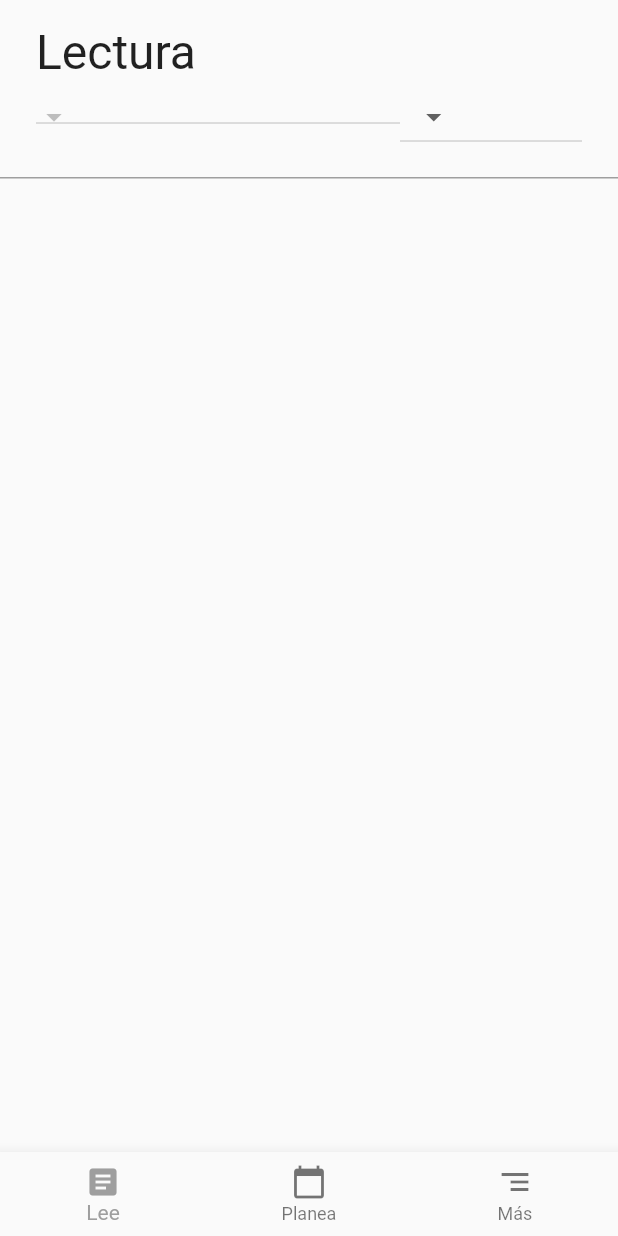
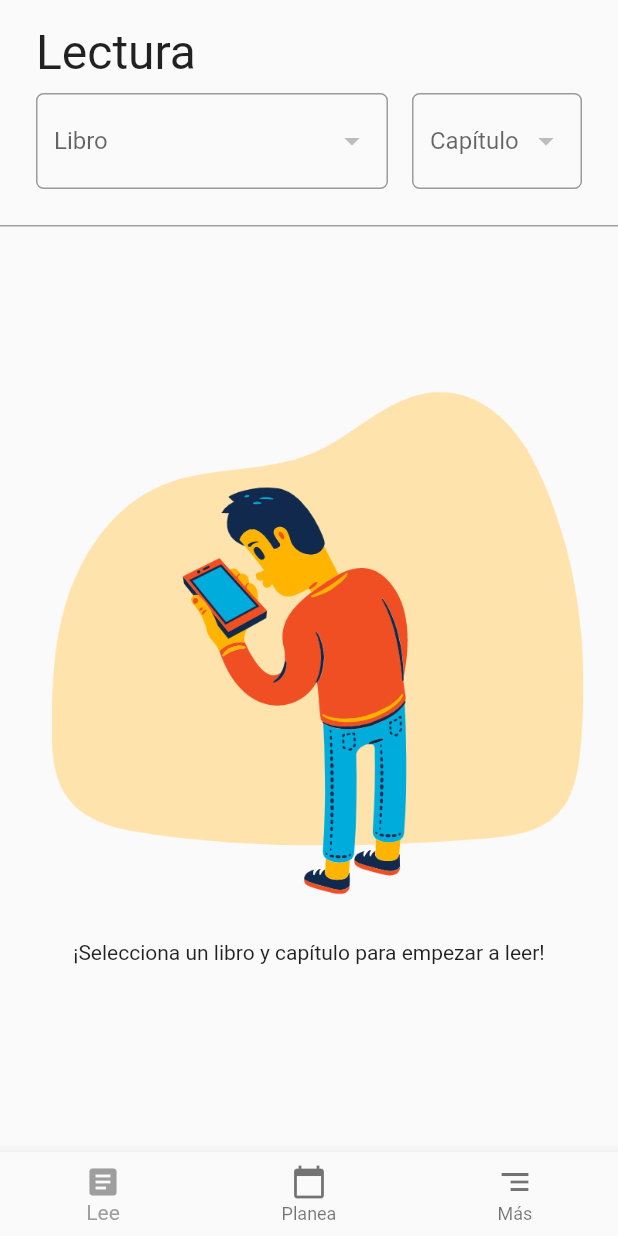
Before and after one commit to Avrgebro/dailybib, a Flutter app: the screen it shows after launch, on a phone screen of 412 x 824 dp. Run offline on Flutter 3.47's test engine with Material 2 defaults, Android fonts, the phone set to English and light mode, and no system bars; our stand-ins replace cloud_firestore, firebase_core, google_fonts, shared_preferences; accounts and stored records are empty; Roboto replaces fonts that are missing (Ubuntu).

Commit message:
[firestore] Added chapter support

```diff
--- a/lib/dao/books_dao.dart
+++ b/lib/dao/books_dao.dart
@@ -9,7 +9,7 @@ class BooksDao{
     final firestoreInstance = FirebaseFirestore.instance;
     List<Book> books = [];
     try {
-      QuerySnapshot querySnapshot = await firestoreInstance.collection("books").get();
+      QuerySnapshot querySnapshot = await firestoreInstance.collection("books").orderBy('id').get();
       querySnapshot.docs.forEach((result) {
         books.add(new Book(id: result['id'], name: result['name'], modern_name: result['modern_name'], new_testament: result['new_testament']));
       });
@@ -21,4 +21,16 @@ class BooksDao{
     }
 
   }
+
+  // static Future<List<int>> getBookChapters(book_id) async {
+  //   final firestoreInstance = FirebaseFirestore.instance;
+  //   try {
+  //     QuerySnapshot querySnapshot = await firestoreInstance.collection("books").where('id', isEqualTo: book_id).collection('verses').get();
+  //     querySnapshot.
+
+  //   } catch(e){
+  //     //return 0
+  //   }
+
+  // }
 }
--- a/lib/view/read/index.dart
+++ b/lib/view/read/index.dart
@@ -1,3 +1,4 @@
+import 'package:cloud_firestore/cloud_firestore.dart';
 import 'package:dailybib/dao/books_dao.dart';
 import 'package:dailybib/model/book.dart';
 import 'package:flutter/material.dart';
@@ -11,6 +12,8 @@ class ReadPage extends StatefulWidget {
 
 class _ReadPageState extends State<ReadPage> {
   List<Book> _books = [];
+  var _selected_book = null;
+  var _selected_chapter = null;
 
   void getBooks() async {
     var response = await BooksDao.getBooks();
@@ -20,14 +23,16 @@ class _ReadPageState extends State<ReadPage> {
     });
   }
 
-  @override
-  void initState() {
-    this.getBooks();
-    super.initState();
-  }
+  // @override
+  // void initState() {
+  //   this.getBooks();
+  //   super.initState();
+  // }
 
   @override
   Widget build(BuildContext context) {
+    final firestoreInstance = FirebaseFirestore.instance;
+
     return Container(
 
       child: Column(
@@ -47,29 +52,95 @@ class _ReadPageState extends State<ReadPage> {
                   ),
                 ),
                 Row(
+                  mainAxisAlignment: MainAxisAlignment.spaceAround,
                   children: [
                     Expanded(
                       flex: 4,
-                      child: DropdownButton<Book>(
-                        items: _books?.map((Book book) {
-                          return new DropdownMenuItem<Book>(
-                            value: book,
-                            child: new Text(book.modern_name),
-                          );
-                        })?.toList() ?? [],
-                        onChanged: (_) {},
+                      child: Padding(
+                        padding: const EdgeInsets.only(top: 8.0, bottom: 8.0, right: 8.0),
+                        child: StreamBuilder<QuerySnapshot>(
+                          stream: firestoreInstance.collection('books').orderBy('id').snapshots(),
+                          builder: (context, snapshot) {
+                            return snapshot.hasData ? DropdownButtonFormField(
+                              value: this._selected_book,
+                              isExpanded: true,
+                              decoration: InputDecoration(
+                                border: OutlineInputBorder(
+                                  borderRadius: const BorderRadius.all(
+                                    const Radius.circular(5.0),
+                                  ),
+                                ),
+
+                              ),
+                              items: snapshot.data.docs?.map((DocumentSnapshot book) {
+                                return new DropdownMenuItem<DocumentReference>(
+                                  value: book.reference,
+                                  child: new Text(book['modern_name']),
+                                );
+                              })?.toList() ?? [],
+                              hint: Text('Libro'),
+                              onChanged: (dynamic book) {
+                                print(book);
+                                setState(() {
+                                  this._selected_book = book;
+                                });
+                              },
+                            ) : DropdownButtonFormField(items: [], onChanged: null, hint: Text('Libro'), decoration: InputDecoration(
+                                border: OutlineInputBorder(
+
+                                  borderRadius: const BorderRadius.all(
+                                    const Radius.circular(5.0),
+                                  ),
+                                ),
+
+                              ),);
+                          }
+                        ),
                       )
                     ),
                     Expanded(
                       flex: 2,
-                      child: DropdownButton<String>(
-                        items: <String>['A', 'B', 'C', 'D'].map((String value) {
-                          return new DropdownMenuItem<String>(
-                            value: value,
-                            child: new Text(value),
-                          );
-                        }).toList(),
-                        onChanged: (_) {},
+                      child: Padding(
+                        padding: const EdgeInsets.only(top: 8.0, bottom: 8.0, left: 8.0),
+                        child: StreamBuilder<QuerySnapshot>(
+                          stream: this._selected_book?.collection('chapters')?.orderBy('id')?.snapshots(),
+                          builder: (context, snapshot) {
+                            return snapshot.hasData ? DropdownButtonFormField(
+                              value: this._selected_chapter,
+                              isExpanded: true,
+                              decoration: InputDecoration(
+                                border: OutlineInputBorder(
+
+                                  borderRadius: const BorderRadius.all(
+                                    const Radius.circular(5.0),
+                                  ),
+                                ),
+
+                              ),
+                              items: snapshot?.data?.docs?.map((DocumentSnapshot chapter) {
+                                return new DropdownMenuItem<DocumentReference>(
+                                  value: chapter.reference,
+                                  child: new Text(chapter['id'].toString()),
+                                );
+                              })?.toList() ?? [],
+                              hint: Text('Capitulo'),
+                              onChanged: (dynamic chapter) {
+                                //print(book);
+                                setState(() {
+                                  this._selected_chapter = chapter;
+                                });
+                              },
+                            ) : DropdownButtonFormField(items: [], onChanged: null, hint: Text('Capítulo'), decoration: InputDecoration(
+                                border: OutlineInputBorder(
+
+                                  borderRadius: const BorderRadius.all(
+                                    const Radius.circular(5.0),
+                                  ),
+                                ),
+
+                              ),);
+                          }
+                        ),
                       )
                     )
                   ]
@@ -82,6 +153,18 @@ class _ReadPageState extends State<ReadPage> {
               ),
 
             ),
+          ),
+          Container(
+            child: Center(
+              heightFactor: 1.3,
+              child: Column(
+                children: [
+                  Image(image: AssetImage('assets/images/read.png')),
+                  Text('¡Selecciona un libro y capítulo para empezar a leer!')
+                ],
+              ),
+
+            ),
           )
         ],
       ),
--- a/pubspec.yaml
+++ b/pubspec.yaml
@@ -57,6 +57,8 @@ flutter:
   # assets:
   #   - images/a_dot_burr.jpeg
   #   - images/a_dot_ham.jpeg
+  assets:
+    - assets/images/
 
   # An image asset can refer to one or more resolution-specific "variants", see
   # https://flutter.dev/assets-and-images/#resolution-aware.
```
Also changed, not shown: assets/images/plan.png (added), assets/images/read.png (added).
